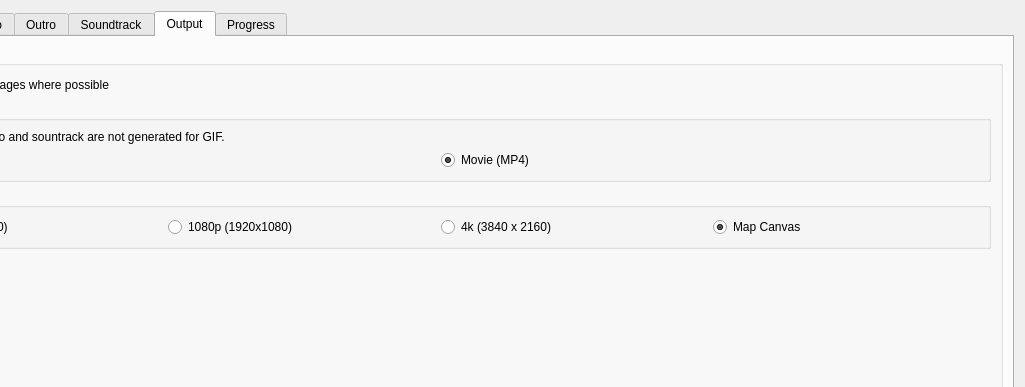
Old version of the form animation_workbench/ui/animation_workbench_base.ui in the repository timlinux/QGISAnimationWorkbench; both pictures show x 150 to 1175 and y 0 to 387 of the 1175 by 760 pixel window.
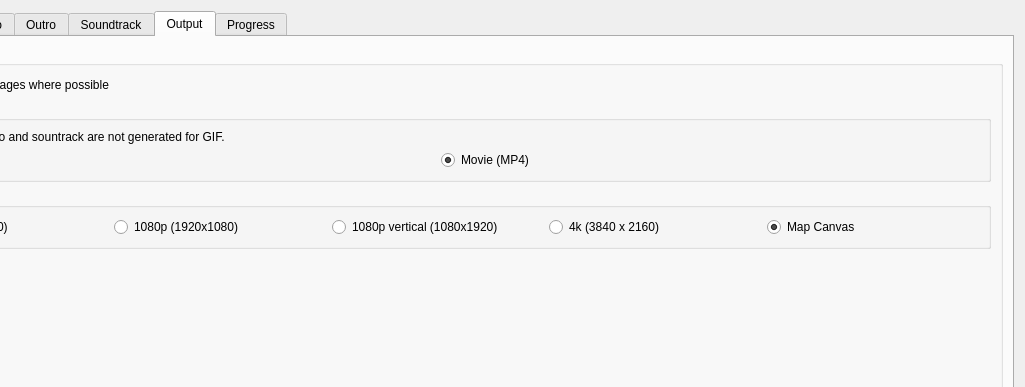
New version of the form. The open tabs and pages were chosen to show the change. Custom widgets are drawn as their Qt base class.

Commit message: Add vertical video size preset (for insta!)

The edit to the form file:
```diff
--- a/animation_workbench/ui/animation_workbench_base.ui
+++ b/animation_workbench/ui/animation_workbench_base.ui
@@ -697,20 +697,6 @@
              <string>Output Resolution</string>
             </property>
             <layout class="QGridLayout" name="gridLayout_13">
-             <item row="0" column="0">
-              <widget class="QRadioButton" name="radio_low_res">
-               <property name="text">
-                <string>720p (1280×720)</string>
-               </property>
-              </widget>
-             </item>
-             <item row="0" column="2">
-              <widget class="QRadioButton" name="radio_high_res">
-               <property name="text">
-                <string>4k (3840 x 2160)</string>
-               </property>
-              </widget>
-             </item>
              <item row="0" column="1">
               <widget class="QRadioButton" name="radio_medium_res">
                <property name="text">
@@ -721,7 +707,14 @@
                </property>
               </widget>
              </item>
-             <item row="0" column="3">
+             <item row="0" column="0">
+              <widget class="QRadioButton" name="radio_low_res">
+               <property name="text">
+                <string>720p (1280×720)</string>
+               </property>
+              </widget>
+             </item>
+             <item row="0" column="4">
               <widget class="QRadioButton" name="radio_map_canvas">
                <property name="text">
                 <string>Map Canvas</string>
@@ -731,6 +724,23 @@
                </property>
               </widget>
              </item>
+             <item row="0" column="3">
+              <widget class="QRadioButton" name="radio_high_res">
+               <property name="text">
+                <string>4k (3840 x 2160)</string>
+               </property>
+              </widget>
+             </item>
+             <item row="0" column="2">
+              <widget class="QRadioButton" name="radio_1080x1920">
+               <property name="text">
+                <string>1080p vertical (1080x1920)</string>
+               </property>
+               <property name="checked">
+                <bool>false</bool>
+               </property>
+              </widget>
+             </item>
             </layout>
            </widget>
           </item>
```
The commit also changes 2 other files.
